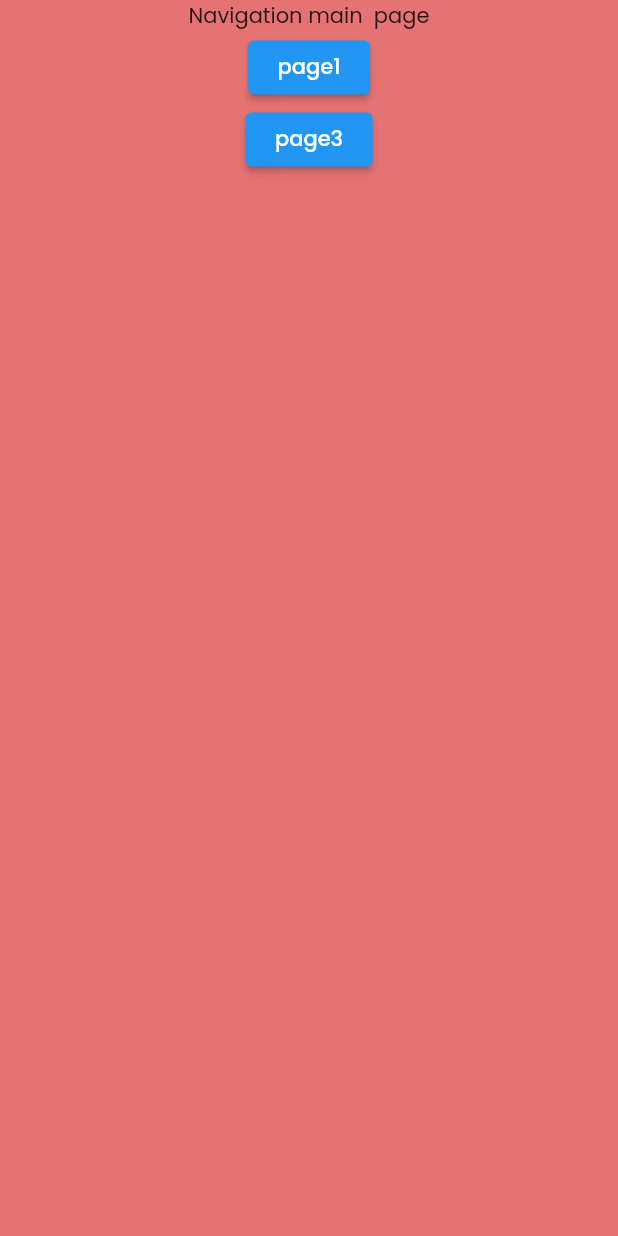
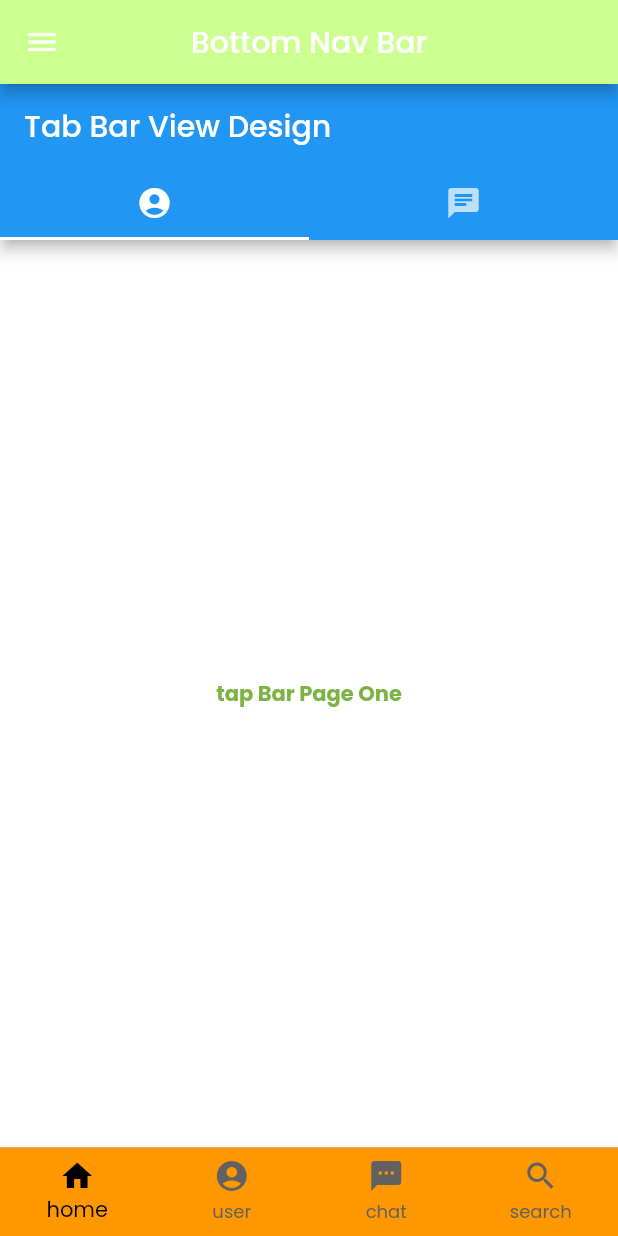
Before and after one commit to souvik2710/flutter_study_one, a Flutter app: the screen it shows after launch, on a phone screen of 412 x 824 dp. Run offline on Flutter 3.47's test engine with Material 2 defaults, Android fonts, the phone set to English and light mode, and no system bars; our stand-ins replace math_expressions.

Commit message:
navbar,tabbar,sidebar

```diff
--- /dev/null
+++ b/lib/bottom_navigation_bar.dart
@@ -0,0 +1,241 @@
+import 'package:demo_project/route%20and%20navigation/routes.dart';
+import 'package:flutter/material.dart';
+class BottomNav extends StatefulWidget {
+
+  @override
+  State<BottomNav> createState() => _BottomNavState();
+}
+
+class _BottomNavState extends State<BottomNav> {
+  int ourSelectedIndex=0;
+  List<Widget> listBottomNavBar=[NavHome(),NavChat(),NavUser(),NavSearch()];
+  @override
+  Widget build(BuildContext context) {
+    return Scaffold(
+
+      appBar: AppBar(title: Text("Bottom Nav Bar"),
+      backgroundColor: Colors.lightGreenAccent[100],
+      centerTitle: true,),
+      body:listBottomNavBar[ourSelectedIndex],
+
+      drawer: Drawer(
+        child: ListView(
+          children: [
+           // DrawerHeader(child: Text("Main Menu")),
+           //  UserAccountsDrawerHeader(
+           //      accountName: Text("Ankita"),
+           //      accountEmail: Text("abc@gmail.com"),
+           //    currentAccountPicture: Image.network("https://st2.depositphotos.com/4035913/6124/i/600/depositphotos_61243831-stock-photo-letter-s-logo.jpg"),
+           //    currentAccountPictureSize: Size.square(100),
+           //  ),
+
+            ListTile(title: Text("Home"),leading: Icon(Icons.home),
+            onTap: (){
+              Navigator.of(context).pushNamed(AppRoutes.sideDrawerHome);
+
+            },),
+            ListTile(title: Text("User"),leading: Icon(Icons.account_circle),
+            onTap: (){
+              Navigator.of(context).pushNamed(AppRoutes.sideDrawerUser);
+
+            },),
+            ListTile(title: Text("Search"),leading: Icon(Icons.search),
+              onTap: (){
+                Navigator.of(context).pushNamed(AppRoutes.sideDrawerSearch);
+
+              },),
+          ],
+        ),
+      ),
+      bottomNavigationBar: BottomNavigationBar(
+        currentIndex: ourSelectedIndex,
+        onTap:(int i) {
+          setState(() {
+            ourSelectedIndex=i;
+          });
+        } ,
+        backgroundColor: Colors.orange[500],
+        type: BottomNavigationBarType.fixed, //only if the type is fixed,then background color is fixed
+        unselectedItemColor: Colors.grey[700],
+        selectedItemColor: Colors.black,
+        showUnselectedLabels: true, // to show label with icon
+        items:<BottomNavigationBarItem> [
+          BottomNavigationBarItem(icon: Icon(Icons.home),
+         //backgroundColor: Colors.red[200],
+            label:"home",
+          ),
+          BottomNavigationBarItem(icon: Icon(Icons.account_circle),
+          //backgroundColor: Colors.black12,
+            label:"user"
+          ),
+          BottomNavigationBarItem(icon: Icon(Icons.textsms),
+            //backgroundColor: Colors.black12,
+            label:"chat"
+          ),
+          BottomNavigationBarItem(icon: Icon(Icons.search),
+            //backgroundColor: Colors.black12,
+            label:"search"
+          ),
+
+
+        ],
+      ),
+    );
+  }
+}
+class NavHome extends StatelessWidget {
+
+  @override
+  Widget build(BuildContext context) {
+    return DefaultTabController(
+      length: 2,
+      child: Scaffold(
+        backgroundColor: Colors.deepPurple[900],
+        appBar:AppBar(title:Text("Tab Bar View Design"),
+        bottom: TabBar(
+          tabs: [
+            Tab(icon: Icon(Icons.account_circle),),
+            Tab(icon: Icon(Icons.chat),),
+          ],
+        ),),
+        body:
+          TabBarView(
+            children: [
+              TapBarOne(),TapBarTwo()
+            ],
+          )
+          // Center(child:Column(
+          //   children: [
+          //     Text(" Home Bottom Nav Bar",style: TextStyle(
+          //       color:Colors.orange,
+          //       fontWeight: FontWeight.bold,
+          //       fontSize: 18.0,
+          //     ),)
+          //   ],
+          // ))
+      ),
+    );
+  }
+}
+class NavChat extends StatelessWidget {
+
+  @override
+  Widget build(BuildContext context) {
+    return Scaffold(
+        backgroundColor: Colors.blue[700],
+        body:
+        Center(child: Column(
+          children: [
+            Text(" Chat Bottom Nav Bar", style: TextStyle(
+              color: Colors.pink,
+              fontWeight: FontWeight.bold,
+              fontSize: 18.0,
+            ),)
+          ],
+        ))
+    );
+  }
+}
+class NavUser extends StatelessWidget {
+
+  @override
+  Widget build(BuildContext context) {
+    return Scaffold(
+        backgroundColor: Colors.lightGreen[700],
+        body:
+        Center(child: Column(
+          children: [
+            Text("User Bottom Nav Bar", style: TextStyle(
+              color: Colors.white,
+            ),)
+          ],
+        ))
+    );
+  }
+}
+class NavSearch extends StatelessWidget {
+
+  @override
+  Widget build(BuildContext context) {
+    return Scaffold(
+        backgroundColor: Colors.grey[700],
+        body:
+        Center(child: Column(
+          children: [
+            Text("Search Bottom Nav Bar", style: TextStyle(
+              color: Colors.amber,
+            ),)
+          ],
+        ))
+    );
+  }
+}
+class SideDrawerHome extends StatelessWidget {
+
+  @override
+  Widget build(BuildContext context) {
+    return Scaffold(
+        backgroundColor: Colors.white,
+        body:
+        Center(child: Text("Home Side Nav Bar", style: TextStyle(
+          color: Colors.pinkAccent,
+        ),))
+    );
+  }
+}
+class SideDrawerSearch extends StatelessWidget {
+
+  @override
+  Widget build(BuildContext context) {
+    return Scaffold(
+        backgroundColor: Colors.white,
+        body:
+        Center(child: Text("Search Side Nav Bar", style: TextStyle(
+          fontWeight: FontWeight.bold,
+          color:Colors.purple[900],
+        ),))
+    );
+  }
+}
+class SideDrawerUser extends StatelessWidget {
+
+  @override
+  Widget build(BuildContext context) {
+    return Scaffold(
+        backgroundColor:Colors.white,
+        body:
+        Center(child: Text("Search Side Nav Bar", style: TextStyle(
+          fontWeight: FontWeight.bold,
+          color: Colors.lightGreen[600],
+        ),))
+    );
+  }
+}
+class TapBarOne extends StatelessWidget {
+
+  @override
+  Widget build(BuildContext context) {
+    return Scaffold(
+        backgroundColor:Colors.white,
+        body:
+        Center(child: Text("tap Bar Page One", style: TextStyle(
+          fontWeight: FontWeight.bold,
+          color: Colors.lightGreen[600],
+        ),))
+    );
+  }
+}
+class TapBarTwo extends StatelessWidget {
+
+  @override
+  Widget build(BuildContext context) {
+    return Scaffold(
+        backgroundColor:Colors.white,
+        body:
+        Center(child: Text("tap Bar Page Two", style: TextStyle(
+          fontWeight: FontWeight.bold,
+          color: Colors.amber[900],
+        ),))
+    );
+  }
+}
--- a/lib/main.dart
+++ b/lib/main.dart
@@ -1,4 +1,4 @@
-import 'package:demo_project/routes.dart';
+import 'package:demo_project/route%20and%20navigation/routes.dart';
 import 'package:demo_project/user_interface_design1.dart';
 import 'package:demo_project/user_interface_design2.dart';
 import 'package:flutter/material.dart';
@@ -6,6 +6,7 @@ import 'package:flutter/services.dart';
 
 import 'ImageWithtext.dart';
 import 'array_example.dart';
+import 'bottom_navigation_bar.dart';
 import 'calculator.dart';
 import 'calwithseperatevalue.dart';
 
@@ -19,7 +20,7 @@ import 'listExample.dart';
 import 'mainaxis_crosaxis_example.dart';
 import 'mapping_example.dart';
 import 'mcq_using_radio_button.dart';
-import 'navigation_main.dart';
+import 'route and navigation/navigation_main.dart';
 import 'notes.dart';
 import 'notes_using_common_widget.dart';
 
@@ -36,12 +37,6 @@ class MyApp extends StatefulWidget {
 class _MyAppState extends State<MyApp> {
   @override
   Widget build(BuildContext context) {
-   // return MaterialApp(home: HomePage());
-   // return MaterialApp(home: Calculator());
-    //return MaterialApp(home: Fullcalculator());
-    //return MaterialApp(home: DartDemo());
-   // return MaterialApp(home: ListExample());
-    //return MaterialApp(home: SeperateValuecalculator());
     // return MaterialApp
     //   (
     //     theme: ThemeData(
@@ -54,18 +49,12 @@ class _MyAppState extends State<MyApp> {
     //     theme: ThemeData(
     //       fontFamily: "Roboto"
     //     ),
-    //     home: SideScene());
+    //     home:
+    //     SideScene()
+    //ArrayExample()
+    //CasecadingOp()
+    //     );
 
-   // return MaterialApp(home: McqPattern());
-    //return MaterialApp(home: OnceSelection());
-    //return MaterialApp(home: CreateNotes());
-   // return MaterialApp(home: CreateCheckBox());
-    //return MaterialApp(home:  AxisExample());
-   // return MaterialApp(home:  FrontView());
-    //return MaterialApp(home:  MappingExample());
-    //return MaterialApp(home:  ArrayExample());
-    //return MaterialApp(home:  CasecadingOp());
-    //return MaterialApp(home:  DesignPage());
     return MaterialApp(
       showSemanticsDebugger: false,
         theme: ThemeData(
@@ -82,8 +71,23 @@ class _MyAppState extends State<MyApp> {
              ),
         onGenerateRoute: (settings) => AppRouter.onGenerateRoute(settings),
         home:
-        PageMain()
+       // PageMain()
+        //Calculator()
+        //Fullcalculator()
+        //HomePage()
         //SecondPage()
+       //DartDemo()
+      //ListExample()
+      // CreateNotes()
+     // DesignPage()
+      //CreateCheckBox()
+      //SeperateValuecalculator()
+      //McqPattern()
+      // FrontView()
+      //OnceSelection()
+      //AxisExample()
+      //MappingExample()
+        BottomNav()
     );
   }
 
--- a/lib/navigation_four.dart
+++ b/lib/route and navigation/navigation_four.dart
@@ -1,4 +1,4 @@
-import 'package:demo_project/routes.dart';
+import 'package:demo_project/route%20and%20navigation/routes.dart';
 import 'package:flutter/material.dart';
 class PageFour extends StatelessWidget {
 
--- a/lib/navigation_main.dart
+++ b/lib/route and navigation/navigation_main.dart
@@ -1,4 +1,4 @@
-import 'package:demo_project/routes.dart';
+import 'package:demo_project/route%20and%20navigation/routes.dart';
 import 'package:flutter/material.dart';
 
 import 'navigation_one.dart';
--- a/lib/navigation_one.dart
+++ b/lib/route and navigation/navigation_one.dart
@@ -1,4 +1,4 @@
-import 'package:demo_project/routes.dart';
+import 'package:demo_project/route%20and%20navigation/routes.dart';
 import 'package:flutter/material.dart';
 class PageOne extends StatelessWidget {
 
--- a/lib/navigation_two.dart
+++ b/lib/route and navigation/navigation_two.dart
@@ -1,4 +1,4 @@
-import 'package:demo_project/routes.dart';
+import 'package:demo_project/route%20and%20navigation/routes.dart';
 import 'package:flutter/material.dart';
 class PageTwo extends StatelessWidget {
 
```
Also changed, not shown: lib/route and navigation/routes.dart (renamed from lib/routes.dart, +22 -0 lines), lib/user_interface_design1.dart (+5 -8 lines), lib/route and navigation/navigation_three.dart (renamed from lib/navigation_three.dart).
